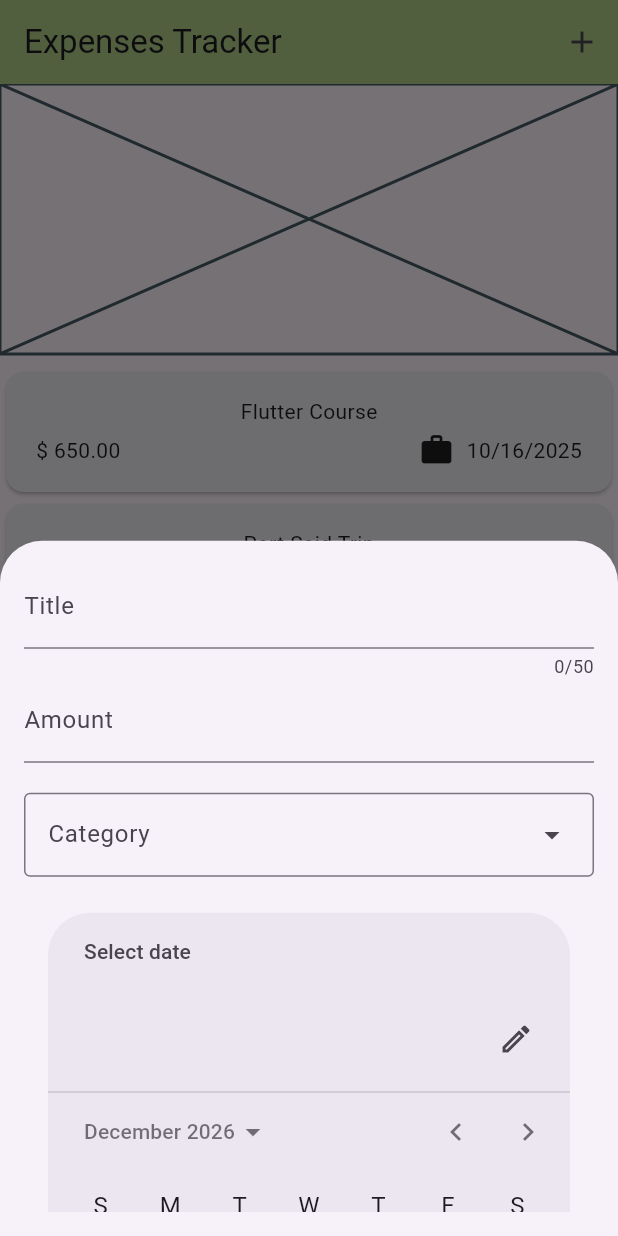
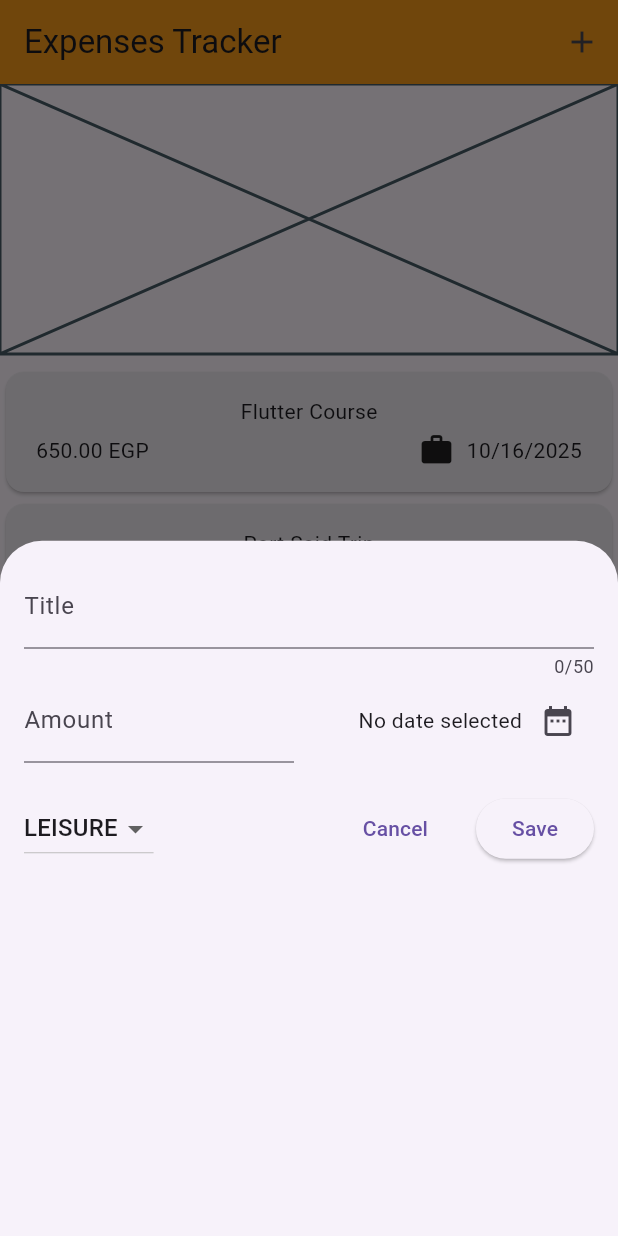
Before and after one commit to RonydaEssam/expense_tracker, a Flutter app: the screen it shows after launch, after a tap on the "add" icon, on a phone screen of 412 x 824 dp. Run offline on Flutter 3.47's test engine with Material 3 defaults, Android fonts, the phone set to English and light mode, and no system bars.

Commit message:
added modal components

```diff
--- a/lib/widgets/expenses.dart
+++ b/lib/widgets/expenses.dart
@@ -38,9 +38,10 @@ class _ExpensesState extends State<Expenses> {
   @override
   Widget build(BuildContext context) {
     return Scaffold(
+      // backgroundColor: Color.fromRGBO(249, 245, 240, 100),
       appBar: AppBar(
         title: const Text('Expenses Tracker'),
-        backgroundColor: Color.fromRGBO(176, 206, 136, 100),
+        backgroundColor: Color.fromRGBO(244, 153, 26, 100),
         actions: [
           IconButton(
             onPressed: _openAddExpenseOverlay,
--- a/lib/widgets/expenses_list/expense_item.dart
+++ b/lib/widgets/expenses_list/expense_item.dart
@@ -9,7 +9,7 @@ class ExpenseItem extends StatelessWidget {
   @override
   Widget build(BuildContext context) {
     return Card(
-      surfaceTintColor: Color.fromRGBO(76, 118, 59, 100),
+      surfaceTintColor: Color.fromRGBO(52, 79, 31, 100),
       child: Padding(
         padding: const EdgeInsets.symmetric(
           horizontal: 20,
@@ -23,7 +23,7 @@ class ExpenseItem extends StatelessWidget {
             ),
             Row(
               children: [
-                Text('\$ ${expense.amount.toStringAsFixed(2)}'),
+                Text('${expense.amount.toStringAsFixed(2)} EGP'),
                 const Spacer(),
                 Row(
                   children: [
--- a/lib/widgets/new_expense.dart
+++ b/lib/widgets/new_expense.dart
@@ -1,4 +1,6 @@
+import 'package:expense_tracker/widgets/expenses_list/expenses_list.dart';
 import 'package:flutter/material.dart';
+import 'package:expense_tracker/models/expense.dart';
 
 class NewExpense extends StatefulWidget {
   const NewExpense({super.key});
@@ -12,12 +14,28 @@ class NewExpense extends StatefulWidget {
 class _NewExpenseState extends State<NewExpense> {
   final _titleController = TextEditingController();
   final _amountController = TextEditingController();
+  DateTime? _selectedDate;
+  var _selectedCategory = Category.leisure;
 
   @override
   void dispose() {
     _titleController.dispose();
     _amountController.dispose();
     super.dispose();
+  }
+
+  void _presentDatePicker() async {
+    final now = DateTime.now();
+    final firstDate = DateTime(now.year - 2, now.month, now.day);
+    final lastDate = DateTime(now.year + 2, now.month, now.day);
+    final pickedDate = await showDatePicker(
+      context: context,
+      firstDate: firstDate,
+      lastDate: lastDate,
+    );
+    setState(() {
+      _selectedDate = pickedDate;
+    });
   }
 
   @override
@@ -33,28 +51,66 @@ class _NewExpenseState extends State<NewExpense> {
               label: Text('Title'),
             ),
           ),
-          TextField(
-            controller: _amountController,
-            decoration: InputDecoration(
-              label: Text('Amount'),
-            ),
-            keyboardType: TextInputType.number,
+          Row(
+            children: [
+              Expanded(
+                child: TextField(
+                  controller: _amountController,
+                  decoration: InputDecoration(
+                    suffixText: ' EGP',
+                    label: Text('Amount'),
+                  ),
+                  keyboardType: TextInputType.number,
+                ),
+              ),
+              SizedBox(width: 20),
+              Expanded(
+                child: Row(
+                  mainAxisAlignment: MainAxisAlignment.end,
+                  crossAxisAlignment: CrossAxisAlignment.center,
+                  children: [
+                    Text(
+                      _selectedDate == null
+                          ? 'No date selected'
+                          : formatter.format(_selectedDate!),
+                    ),
+                    IconButton(
+                      onPressed: _presentDatePicker,
+                      icon: const Icon(Icons.date_range),
+                    ),
+                  ],
+                ),
+              ),
+            ],
           ),
           const SizedBox(height: 20),
-          DropdownMenu(
-            width: double.infinity,
-            label: Text('Category'),
-            dropdownMenuEntries: [],
-          ),
-          DatePickerDialog(
-            firstDate: DateTime(2020),
-            lastDate: DateTime(2028),
-          ),
           Row(
             mainAxisAlignment: MainAxisAlignment.center,
             children: [
-              ElevatedButton(
-                onPressed: () {},
+              DropdownButton(
+                value: _selectedCategory,
+                items: Category.values
+                    .map(
+                      (category) => DropdownMenuItem(
+                        value: category,
+                        child: Text(category.name.toUpperCase()),
+                      ),
+                    )
+                    .toList(),
+                onChanged: (value) {
+                  if (value == null) {
+                    return;
+                  }
+                  setState(() {
+                    _selectedCategory = value;
+                  });
+                },
+              ),
+              Spacer(),
+              TextButton(
+                onPressed: () {
+                  Navigator.pop(context);
+                },
                 child: Text('Cancel'),
               ),
               SizedBox(width: 20),
```
